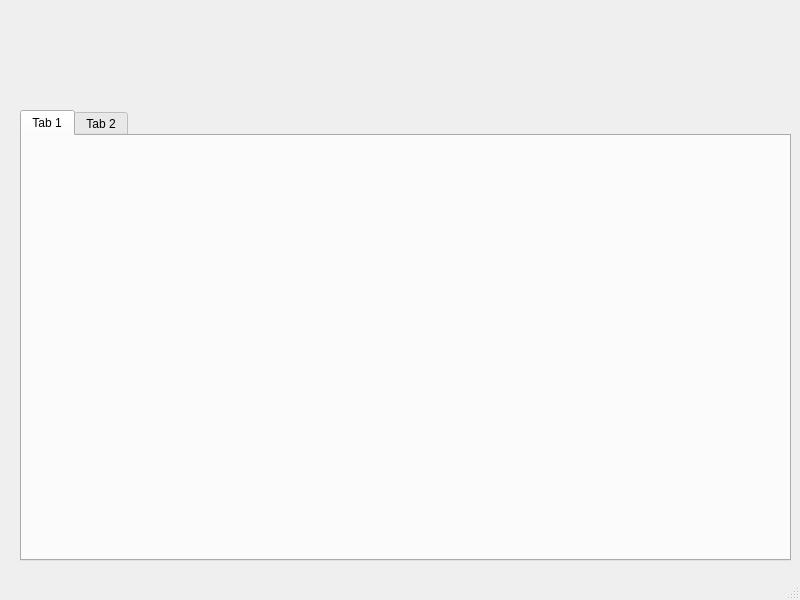
Before: the Qt Designer form design.ui in 1Aboka1/tribometer-arduino, drawn with Qt 5.
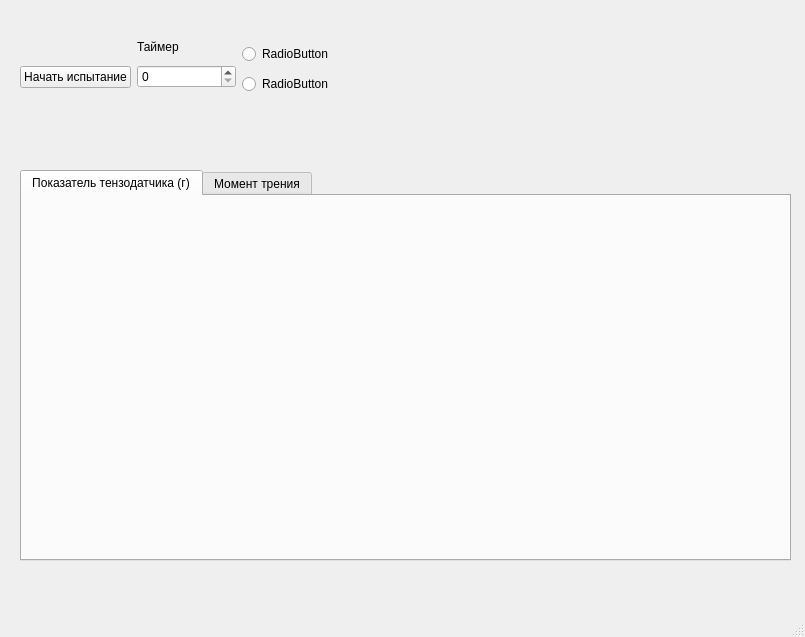
After: the same form once the commit is applied.

Commit message: design ads

Diff of the .ui file:
```diff
--- a/design.ui
+++ b/design.ui
@@ -6,8 +6,8 @@
    <rect>
     <x>0</x>
     <y>0</y>
-    <width>800</width>
-    <height>600</height>
+    <width>805</width>
+    <height>637</height>
    </rect>
   </property>
   <property name="windowTitle">
@@ -18,14 +18,14 @@
     <property name="geometry">
      <rect>
       <x>20</x>
-      <y>110</y>
+      <y>170</y>
       <width>771</width>
-      <height>451</height>
+      <height>391</height>
      </rect>
     </property>
     <widget class="QWidget" name="tab">
      <attribute name="title">
-      <string>Tab 1</string>
+      <string>Показатель тензодатчика (г)</string>
      </attribute>
      <widget class="QWidget" name="verticalLayoutWidget">
       <property name="geometry">
@@ -45,10 +45,53 @@
     </widget>
     <widget class="QWidget" name="tab_2">
      <attribute name="title">
-      <string>Tab 2</string>
+      <string>Момент трения</string>
      </attribute>
     </widget>
    </widget>
+   <widget class="QWidget" name="">
+    <property name="geometry">
+     <rect>
+      <x>20</x>
+      <y>40</y>
+      <width>321</width>
+      <height>54</height>
+     </rect>
+    </property>
+    <layout class="QGridLayout" name="gridLayout">
+     <item row="0" column="1">
+      <widget class="QLabel" name="label_2">
+       <property name="text">
+        <string>Таймер</string>
+       </property>
+      </widget>
+     </item>
+     <item row="0" column="2" rowspan="2">
+      <widget class="QRadioButton" name="radioButton">
+       <property name="text">
+        <string>RadioButton</string>
+       </property>
+      </widget>
+     </item>
+     <item row="1" column="0" rowspan="2">
+      <widget class="QPushButton" name="pushButton">
+       <property name="text">
+        <string>Начать испытание</string>
+       </property>
+      </widget>
+     </item>
+     <item row="1" column="1" rowspan="2">
+      <widget class="QSpinBox" name="spinBox"/>
+     </item>
+     <item row="2" column="2">
+      <widget class="QRadioButton" name="radioButton_2">
+       <property name="text">
+        <string>RadioButton</string>
+       </property>
+      </widget>
+     </item>
+    </layout>
+   </widget>
   </widget>
   <widget class="QMenuBar" name="menubar">
    <property name="geometry">
```
Left out of the diff: 5 changed lines with no effect on the pictures. The commit also changes 2 other files.
